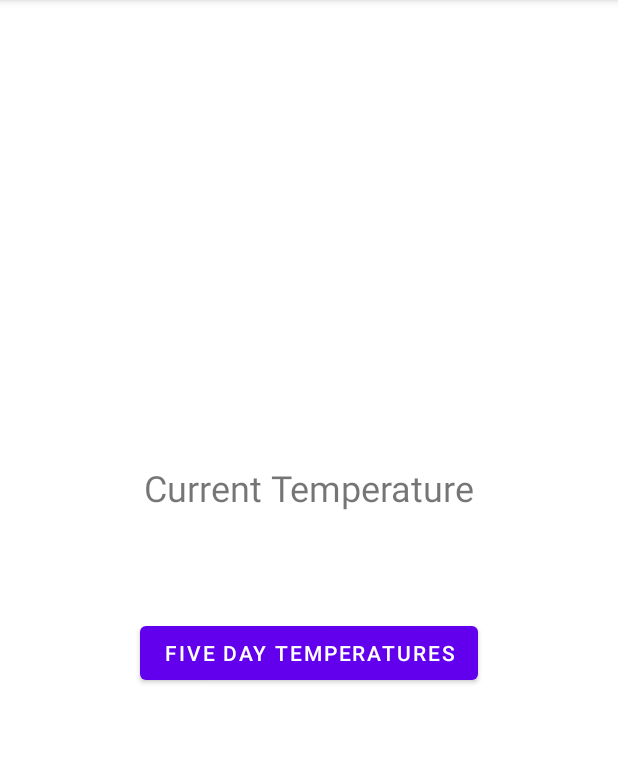
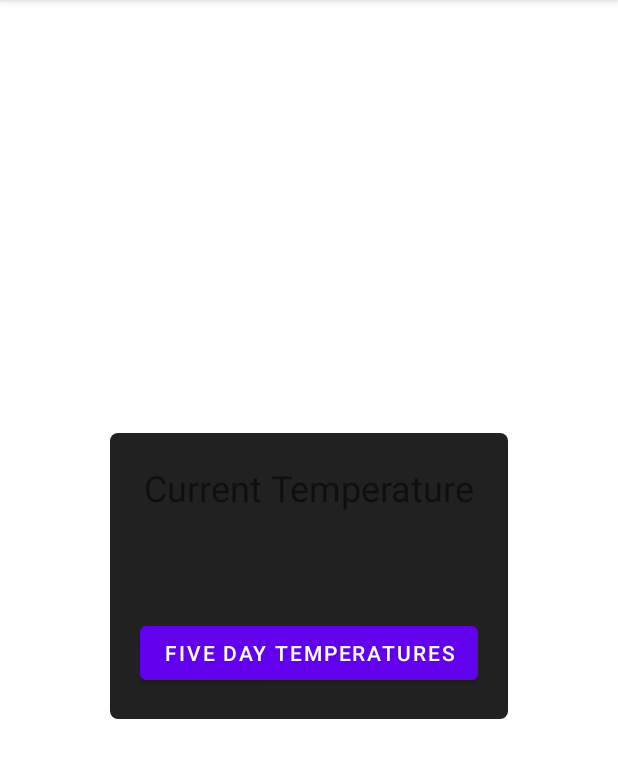
Before and after one commit to morahman610/WeatherApp, an Android app: the screen it shows after launch (MainActivity), on a phone screen of 412 x 824 dp, the part 84-862 px from its top. Run offline under Robolectric (Android 15) with nearby library versions, the phone set to English and light mode, and no system bars.

```diff
--- /dev/null
+++ b/app/src/main/res/drawable/bg_rect.xml
@@ -0,0 +1,6 @@
+<?xml version="1.0" encoding="utf-8"?>
+<shape xmlns:android="http://schemas.android.com/apk/res/android"
+    android:shape="rectangle">
+    <solid android:color="@color/darkGrey" />
+    <corners android:radius="5dp" />
+</shape>
--- a/app/src/main/res/layout/fragment_current_weather.xml
+++ b/app/src/main/res/layout/fragment_current_weather.xml
@@ -7,6 +7,14 @@
     android:orientation="vertical"
     tools:context=".UI.CurrentWeatherFragment">
 
+    <LinearLayout
+        android:layout_width="wrap_content"
+        android:layout_height="wrap_content"
+        android:gravity="center"
+        android:layout_margin="20dp"
+        android:padding="20dp"
+        android:background="@drawable/bg_rect"
+        android:orientation="vertical">
         <TextView
             android:layout_width="wrap_content"
             android:layout_height="wrap_content"
@@ -25,7 +33,9 @@
             android:layout_width="wrap_content"
             android:layout_height="wrap_content"
             android:textSize="14sp"
-        android:contentDescription="@string/five_day_forecast_button"
             android:text="@string/five_day_temperatures"/>
+    </LinearLayout>
+
+
 
 </LinearLayout>
--- a/app/src/main/res/layout/fragment_forecast.xml
+++ b/app/src/main/res/layout/fragment_forecast.xml
@@ -23,10 +23,5 @@
         android:id="@+id/forecastRecyclerView"
         android:layout_width="match_parent"
         android:layout_height="wrap_content" />
-    <TextView
-        android:layout_width="wrap_content"
-        android:layout_height="wrap_content"
-        android:text="Something"/>
-
 
 </LinearLayout>
--- a/app/src/main/res/values-night/themes.xml
+++ b/app/src/main/res/values-night/themes.xml
@@ -4,11 +4,11 @@
         <!-- Primary brand color. -->
         <item name="colorPrimary">@color/purple_200</item>
         <item name="colorPrimaryVariant">@color/purple_700</item>
-        <item name="colorOnPrimary">@color/black</item>
+        <item name="colorOnPrimary">@color/darkGrey</item>
         <!-- Secondary brand color. -->
         <item name="colorSecondary">@color/teal_200</item>
         <item name="colorSecondaryVariant">@color/teal_200</item>
-        <item name="colorOnSecondary">@color/black</item>
+        <item name="colorOnSecondary">@color/darkGrey</item>
         <!-- Status bar color. -->
         <item name="android:statusBarColor" tools:targetApi="l">?attr/colorPrimaryVariant</item>
         <!-- Customize your theme here. -->
--- a/app/src/main/res/values/colors.xml
+++ b/app/src/main/res/values/colors.xml
@@ -6,5 +6,7 @@
     <color name="teal_200">#FF03DAC5</color>
     <color name="teal_700">#FF018786</color>
     <color name="black">#FF000000</color>
+    <color name="darkGrey">#212121</color>
     <color name="white">#FFFFFFFF</color>
+    <color name="red">#FF0000</color>
 </resources>
```
Also changed, not shown: app/src/main/res/layout/five_day_forecast_item.xml (+4 -9 lines). Lines whose indentation alone changed are shown as unchanged.
